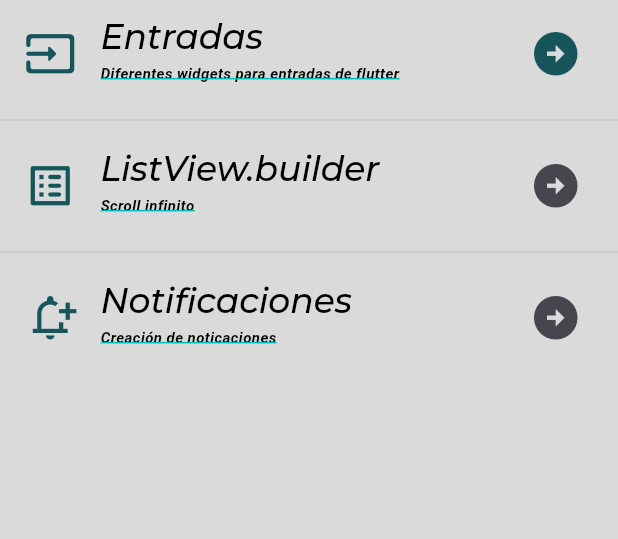
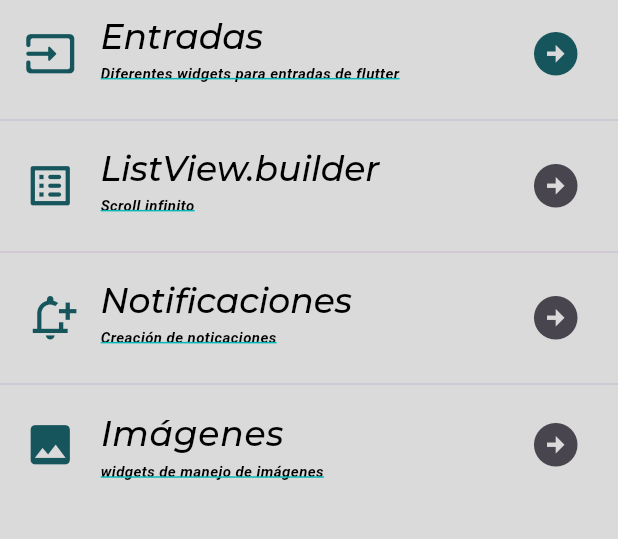
Before and after one commit to DiegoARomeroH/componentes_Flutter, a Flutter app: the screen it shows after launch, on a phone screen of 412 x 824 dp, the part 84-623 px from its top. Run offline on Flutter 3.47's test engine with Material 3 defaults, Android fonts, the phone set to English and light mode, and no system bars; our stand-ins replace google_fonts.

Commit message:
Images 1

```diff
--- a/lib/screens/home_screen.dart
+++ b/lib/screens/home_screen.dart
@@ -1,4 +1,5 @@
 import 'package:flutter/material.dart';
+import 'package:parctica_3_flutter/screens/images_screen.dart';
 import 'package:parctica_3_flutter/screens/infinite_list_screen.dart';
 import 'package:parctica_3_flutter/screens/inputs_screens.dart';
 import 'package:parctica_3_flutter/screens/notifications_screen.dart';
@@ -58,6 +59,7 @@ class HomeScreen extends StatelessWidget {
               style: AppTheme.lightTheme.textTheme.bodySmall,
               ),
               trailing: const Icon(Icons.arrow_circle_right),
+
               onTap:() {
                 final ruta2 = MaterialPageRoute(builder: (context){
                   return const InfiniteList();
@@ -86,6 +88,30 @@ class HomeScreen extends StatelessWidget {
                 Navigator.push(context, ruta3);
               }
             ),
+            const Divider(),
+
+            ListTile(
+              leading: IconTheme(
+                data: AppTheme.lightTheme.iconTheme,
+                child: const Icon(Icons.image),
+              ),
+              title: Text(
+                'Imágenes',
+                style: AppTheme.lightTheme.textTheme.headlineLarge,
+                ),
+                subtitle: Text('widgets de manejo de imágenes',
+                style: AppTheme.lightTheme.textTheme.bodySmall,
+                ),
+
+                trailing: const Icon(Icons.arrow_circle_right),
+
+              onTap:() {
+                final ruta4 = MaterialPageRoute(builder: (context){
+                  return const ImagesScreen();
+                });
+                Navigator.push(context, ruta4);
+              }
+            ),
           ],
         )
       );
--- a/pubspec.yaml
+++ b/pubspec.yaml
@@ -18,3 +18,5 @@ dev_dependencies:
 
 flutter:
   uses-material-design: true
+  assets:
+    - assets/img/pou.jpg
```
Also changed, not shown: lib/screens/images_screen.dart (added, +41 -0 lines).
